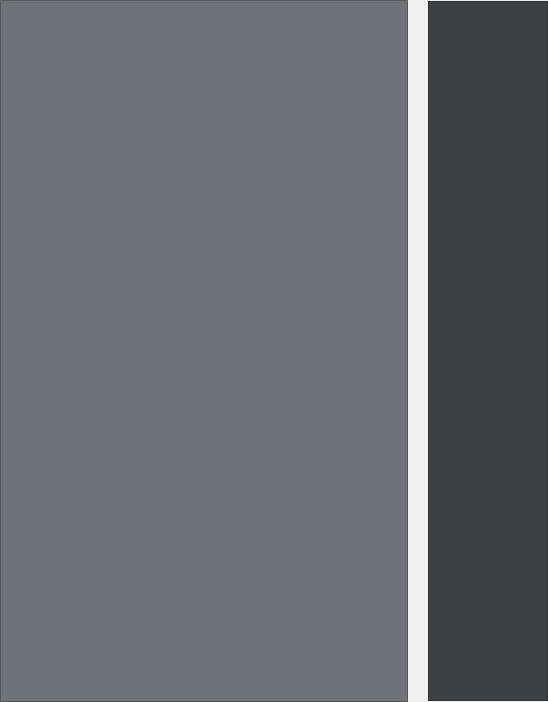
Above: imagewindow.ui from TheoFRASSI/GaleriePhotoIHM before the change. Below: the same form after it.
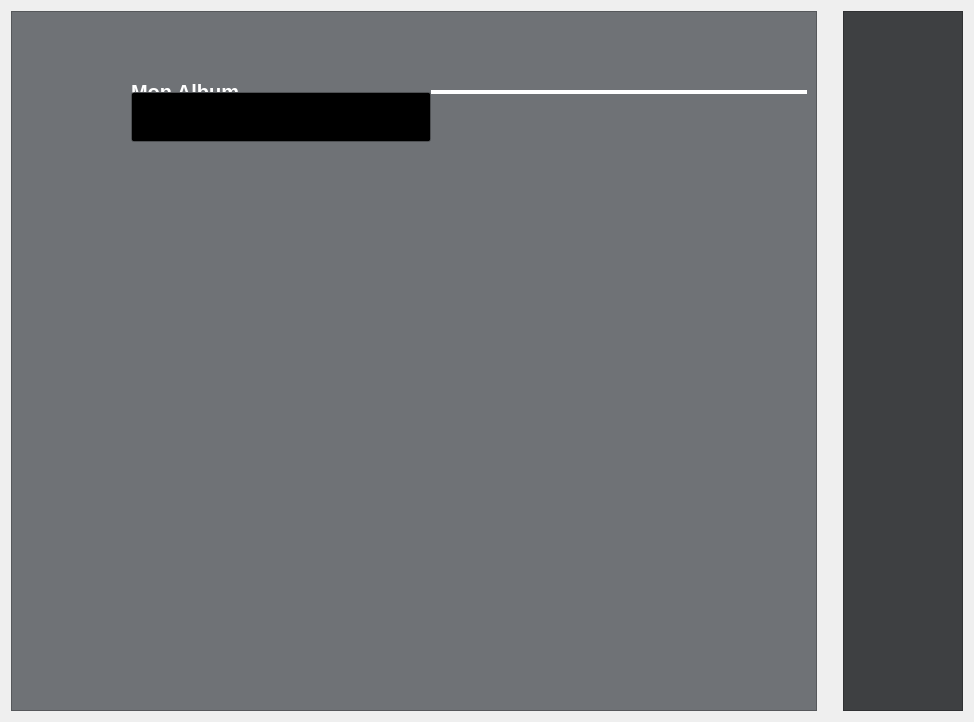
That is the form after the change. Icons and pictures are not drawn.

Commit message: click sur album, affichage des photos le contenant et interraction avec

```diff
--- a/imagewindow.ui
+++ b/imagewindow.ui
@@ -6,29 +6,16 @@
    <rect>
     <x>0</x>
     <y>0</y>
-    <width>548</width>
-    <height>702</height>
+    <width>974</width>
+    <height>688</height>
    </rect>
   </property>
   <property name="windowTitle">
    <string>Form</string>
   </property>
-  <layout class="QHBoxLayout" name="horizontalLayout_3">
-   <property name="spacing">
-    <number>0</number>
-   </property>
-   <property name="leftMargin">
-    <number>0</number>
-   </property>
-   <property name="topMargin">
-    <number>0</number>
-   </property>
-   <property name="rightMargin">
-    <number>0</number>
-   </property>
-   <property name="bottomMargin">
-    <number>0</number>
-   </property>
+  <layout class="QVBoxLayout" name="verticalLayout_4">
+   <item>
+    <layout class="QHBoxLayout" name="horizontalLayout_9">
    <item>
     <layout class="QVBoxLayout" name="verticalLayout_2">
      <item>
@@ -548,17 +535,259 @@
             <rect>
              <x>0</x>
              <y>0</y>
-             <width>403</width>
-             <height>676</height>
-            </rect>
-           </property>
-           <layout class="QHBoxLayout" name="horizontalLayout">
+               <width>803</width>
+               <height>642</height>
+              </rect>
+             </property>
+             <layout class="QVBoxLayout" name="verticalLayout_3">
             <property name="spacing">
+               <number>30</number>
+              </property>
+              <property name="topMargin">
              <number>10</number>
             </property>
+              <item>
+               <widget class="QFrame" name="frameAfficheAlbum">
+                <property name="enabled">
+                 <bool>true</bool>
+                </property>
+                <property name="minimumSize">
+                 <size>
+                  <width>0</width>
+                  <height>100</height>
+                 </size>
+                </property>
+                <property name="maximumSize">
+                 <size>
+                  <width>16777215</width>
+                  <height>100</height>
+                 </size>
+                </property>
+                <property name="frameShape">
+                 <enum>QFrame::NoFrame</enum>
+                </property>
+                <property name="frameShadow">
+                 <enum>QFrame::Plain</enum>
+                </property>
+                <property name="lineWidth">
+                 <number>0</number>
+                </property>
+                <layout class="QVBoxLayout" name="verticalLayout">
+                 <property name="spacing">
+                  <number>0</number>
+                 </property>
+                 <property name="leftMargin">
+                  <number>0</number>
+                 </property>
             <property name="topMargin">
+                  <number>0</number>
+                 </property>
+                 <property name="rightMargin">
+                  <number>0</number>
+                 </property>
+                 <property name="bottomMargin">
+                  <number>0</number>
+                 </property>
+                 <item>
+                  <layout class="QHBoxLayout" name="layoutAfficheAlbum">
+                   <property name="bottomMargin">
+                    <number>0</number>
+                   </property>
+                   <item>
+                    <layout class="QHBoxLayout" name="layoutBoutonFermer"/>
+                   </item>
+                   <item>
+                    <layout class="QHBoxLayout" name="horizontalLayout_5">
+                     <item>
+                      <widget class="QLabel" name="labelImageAlbum">
+                       <property name="minimumSize">
+                        <size>
+                         <width>100</width>
+                         <height>100</height>
+                        </size>
+                       </property>
+                       <property name="maximumSize">
+                        <size>
+                         <width>100</width>
+                         <height>100</height>
+                        </size>
+                       </property>
+                       <property name="text">
+                        <string/>
+                       </property>
+                       <property name="pixmap">
+                        <pixmap>../../Pictures/Pochette/1f642cf27624d31ddd29a7a4f267b4a5_29.jpg</pixmap>
+                       </property>
+                       <property name="scaledContents">
+                        <bool>true</bool>
+                       </property>
+                      </widget>
+                     </item>
+                    </layout>
+                   </item>
+                   <item>
+                    <layout class="QVBoxLayout" name="verticalLayout_5">
+                     <property name="leftMargin">
              <number>10</number>
             </property>
+                     <item>
+                      <widget class="QLabel" name="labelNomAlbum">
+                       <property name="sizePolicy">
+                        <sizepolicy hsizetype="Minimum" vsizetype="Preferred">
+                         <horstretch>0</horstretch>
+                         <verstretch>0</verstretch>
+                        </sizepolicy>
+                       </property>
+                       <property name="minimumSize">
+                        <size>
+                         <width>0</width>
+                         <height>100</height>
+                        </size>
+                       </property>
+                       <property name="maximumSize">
+                        <size>
+                         <width>300</width>
+                         <height>100</height>
+                        </size>
+                       </property>
+                       <property name="font">
+                        <font>
+                         <pointsize>15</pointsize>
+                         <weight>75</weight>
+                         <bold>true</bold>
+                        </font>
+                       </property>
+                       <property name="text">
+                        <string>Mon Album</string>
+                       </property>
+                      </widget>
+                     </item>
+                     <item>
+                      <widget class="QLineEdit" name="lineEditNameAlbum">
+                       <property name="sizePolicy">
+                        <sizepolicy hsizetype="Expanding" vsizetype="MinimumExpanding">
+                         <horstretch>0</horstretch>
+                         <verstretch>0</verstretch>
+                        </sizepolicy>
+                       </property>
+                       <property name="minimumSize">
+                        <size>
+                         <width>0</width>
+                         <height>50</height>
+                        </size>
+                       </property>
+                       <property name="maximumSize">
+                        <size>
+                         <width>300</width>
+                         <height>100</height>
+                        </size>
+                       </property>
+                       <property name="font">
+                        <font>
+                         <pointsize>15</pointsize>
+                         <weight>75</weight>
+                         <bold>true</bold>
+                        </font>
+                       </property>
+                      </widget>
+                     </item>
+                    </layout>
+                   </item>
+                   <item>
+                    <layout class="QHBoxLayout" name="layoutEditName"/>
+                   </item>
+                   <item>
+                    <layout class="QHBoxLayout" name="layoutAddImage"/>
+                   </item>
+                   <item>
+                    <layout class="QHBoxLayout" name="layoutDeleteAlbum"/>
+                   </item>
+                   <item>
+                    <widget class="Line" name="line">
+                     <property name="sizePolicy">
+                      <sizepolicy hsizetype="Expanding" vsizetype="Fixed">
+                       <horstretch>0</horstretch>
+                       <verstretch>0</verstretch>
+                      </sizepolicy>
+                     </property>
+                     <property name="minimumSize">
+                      <size>
+                       <width>100</width>
+                       <height>100</height>
+                      </size>
+                     </property>
+                     <property name="maximumSize">
+                      <size>
+                       <width>16777215</width>
+                       <height>100</height>
+                      </size>
+                     </property>
+                     <property name="palette">
+                      <palette>
+                       <active>
+                        <colorrole role="WindowText">
+                         <brush brushstyle="SolidPattern">
+                          <color alpha="255">
+                           <red>255</red>
+                           <green>255</green>
+                           <blue>255</blue>
+                          </color>
+                         </brush>
+                        </colorrole>
+                       </active>
+                       <inactive>
+                        <colorrole role="WindowText">
+                         <brush brushstyle="SolidPattern">
+                          <color alpha="255">
+                           <red>255</red>
+                           <green>255</green>
+                           <blue>255</blue>
+                          </color>
+                         </brush>
+                        </colorrole>
+                       </inactive>
+                       <disabled>
+                        <colorrole role="WindowText">
+                         <brush brushstyle="SolidPattern">
+                          <color alpha="255">
+                           <red>120</red>
+                           <green>120</green>
+                           <blue>120</blue>
+                          </color>
+                         </brush>
+                        </colorrole>
+                       </disabled>
+                      </palette>
+                     </property>
+                     <property name="frameShadow">
+                      <enum>QFrame::Plain</enum>
+                     </property>
+                     <property name="lineWidth">
+                      <number>4</number>
+                     </property>
+                     <property name="orientation">
+                      <enum>Qt::Horizontal</enum>
+                     </property>
+                    </widget>
+                   </item>
+                  </layout>
+                 </item>
+                </layout>
+               </widget>
+              </item>
+              <item>
+               <spacer name="verticalSpacer_5">
+                <property name="orientation">
+                 <enum>Qt::Vertical</enum>
+                </property>
+                <property name="sizeHint" stdset="0">
+                 <size>
+                  <width>20</width>
+                  <height>40</height>
+                 </size>
+                </property>
+               </spacer>
+              </item>
             <item>
              <layout class="QGridLayout" name="listPhoto">
               <property name="sizeConstraint">
@@ -566,6 +795,19 @@
               </property>
              </layout>
             </item>
+              <item>
+               <spacer name="verticalSpacer_6">
+                <property name="orientation">
+                 <enum>Qt::Vertical</enum>
+                </property>
+                <property name="sizeHint" stdset="0">
+                 <size>
+                  <width>20</width>
+                  <height>40</height>
+                 </size>
+                </property>
+               </spacer>
+              </item>
            </layout>
           </widget>
          </widget>
@@ -1142,6 +1384,8 @@
         </item>
        </layout>
       </widget>
+       </item>
+      </layout>
      </item>
     </layout>
    </item>
```
Lines whose indentation alone changed are shown as unchanged. The commit also changes 20 other files.
